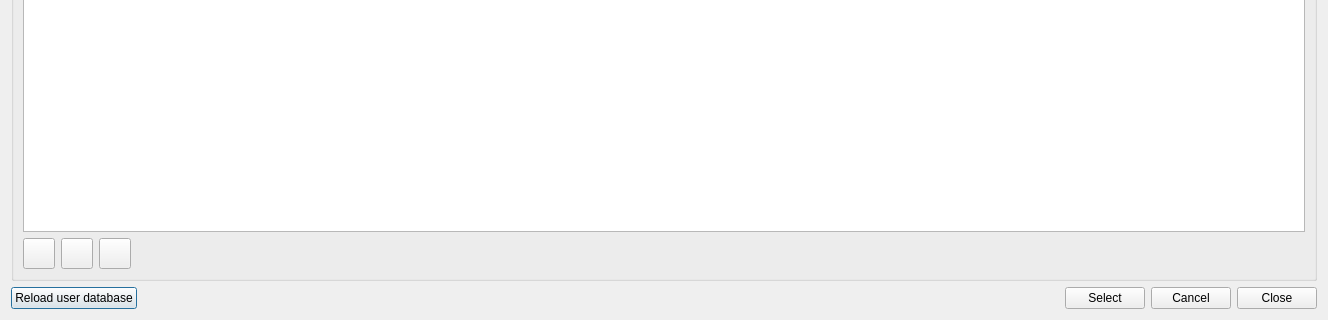
Old version of the form SIM-VICUS/src/SVDatabaseEditDialog.ui in the repository ghorwin/SIM-VICUS; both pictures show x 0 to 1328 and y 495 to 815 of the 1328 by 815 pixel window.
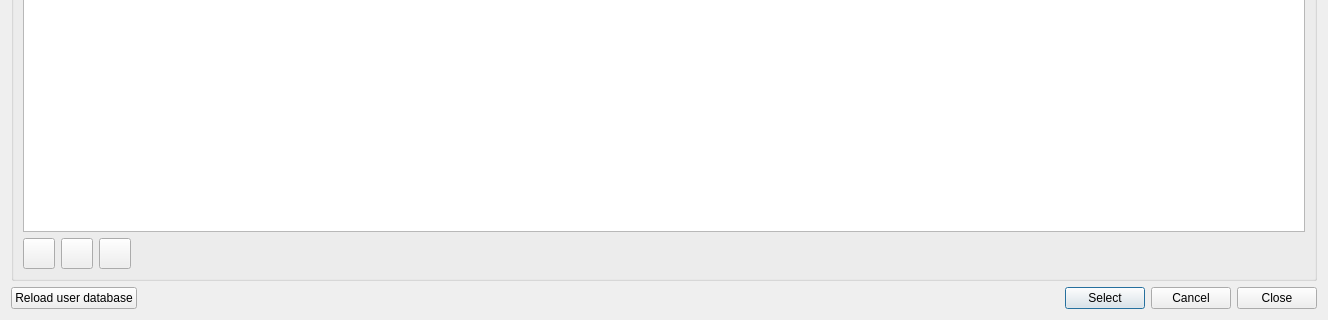
New version of the form. Icons and pictures are not drawn.

Commit message: Implemented window glazing system edit dialog (closes #293)

Diff of the .ui file:
```diff
--- a/SIM-VICUS/src/SVDatabaseEditDialog.ui
+++ b/SIM-VICUS/src/SVDatabaseEditDialog.ui
@@ -101,6 +101,9 @@
        <property name="text">
         <string>Reload user database</string>
        </property>
+       <property name="autoDefault">
+        <bool>false</bool>
+       </property>
       </widget>
      </item>
      <item>
```
Left out of the diff: 6 changed lines with no effect on the pictures. The commit also changes 3 other files.
